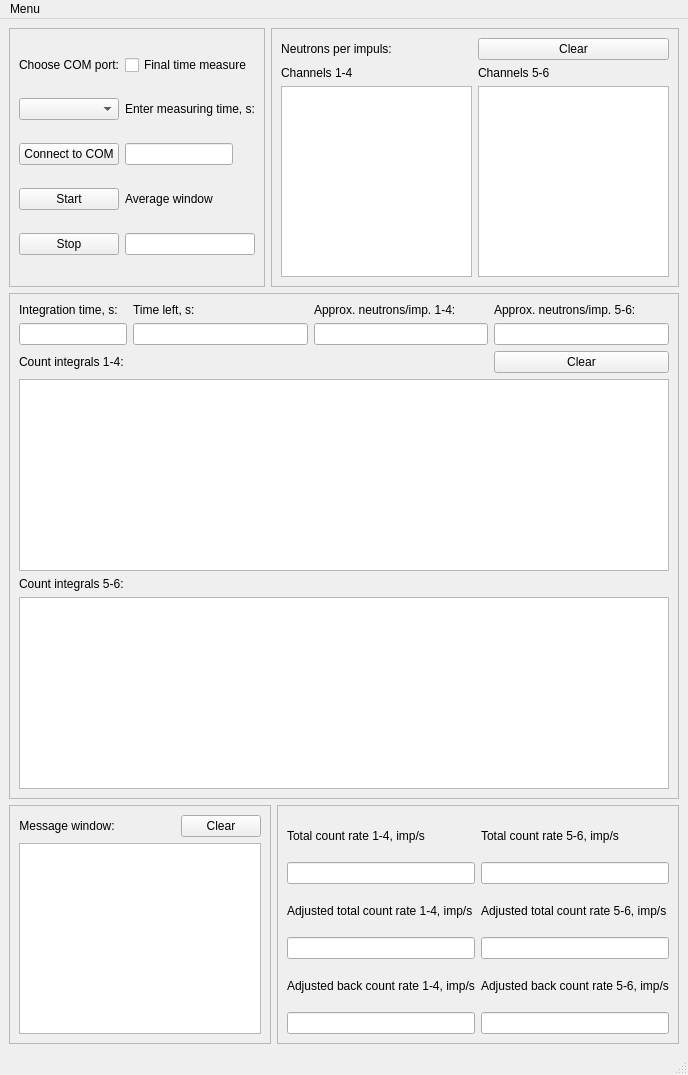
Before: the Qt Designer form caller.ui in goodvin360/pivn_app, drawn with Qt 5.
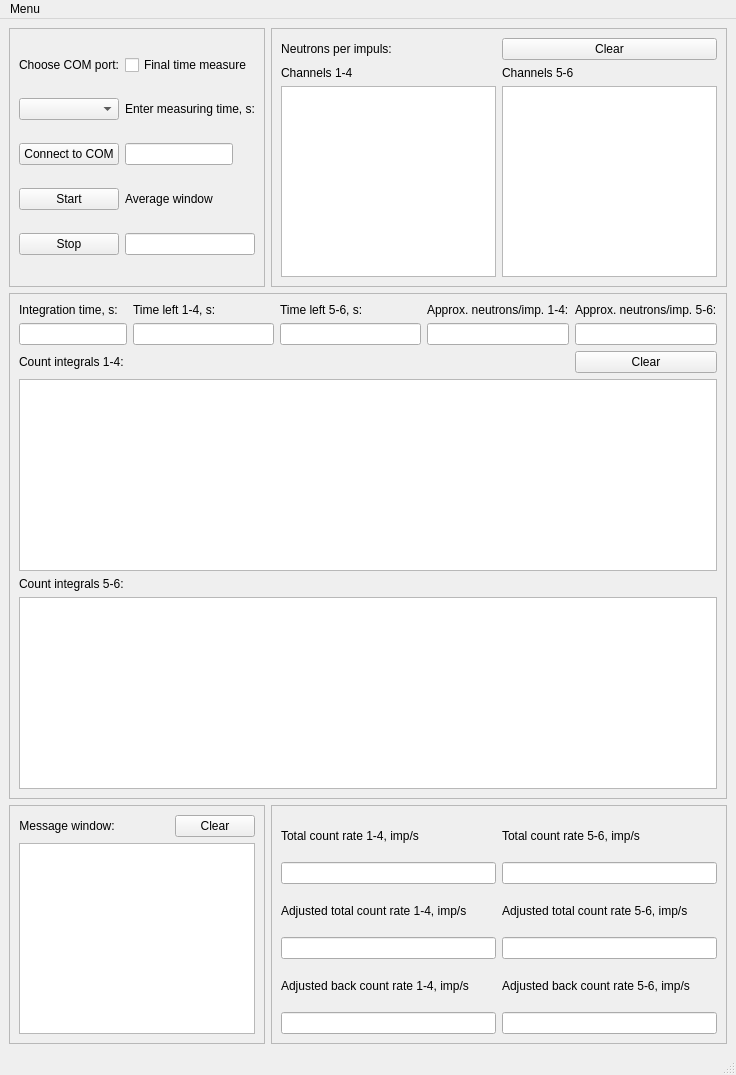
After: the same form once the commit is applied.

Commit message: 11.03.2025 home 1 Release 22.5: - const flux functional for rough channel is improved - left time for rough channel is added - gui updated

Diff of the .ui file:
```diff
--- a/caller.ui
+++ b/caller.ui
@@ -6,7 +6,7 @@
    <rect>
     <x>0</x>
     <y>0</y>
-    <width>648</width>
+    <width>736</width>
     <height>1075</height>
    </rect>
   </property>
@@ -26,7 +26,7 @@
    <string>MainWindow</string>
   </property>
   <widget class="QWidget" name="centralwidget">
-   <layout class="QGridLayout" name="gridLayout">
+   <layout class="QGridLayout" name="gridLayout_2">
     <item row="0" column="0">
      <widget class="QFrame" name="frame_4">
       <property name="frameShape">
@@ -144,7 +144,7 @@
       </layout>
      </widget>
     </item>
-    <item row="0" column="1" colspan="2">
+    <item row="0" column="1">
      <widget class="QFrame" name="frame_5">
       <property name="sizePolicy">
        <sizepolicy hsizetype="Preferred" vsizetype="Preferred">
@@ -228,7 +228,7 @@
       </layout>
      </widget>
     </item>
-    <item row="1" column="0" colspan="3">
+    <item row="1" column="0" colspan="2">
      <widget class="QFrame" name="frame_6">
       <property name="sizePolicy">
        <sizepolicy hsizetype="Preferred" vsizetype="Preferred">
@@ -242,7 +242,63 @@
       <property name="frameShadow">
        <enum>QFrame::Raised</enum>
       </property>
-      <layout class="QGridLayout" name="gridLayout_8">
+      <layout class="QGridLayout" name="gridLayout">
+       <item row="0" column="0">
+        <widget class="QLabel" name="label_7">
+         <property name="sizePolicy">
+          <sizepolicy hsizetype="Minimum" vsizetype="Preferred">
+           <horstretch>0</horstretch>
+           <verstretch>0</verstretch>
+          </sizepolicy>
+         </property>
+         <property name="layoutDirection">
+          <enum>Qt::LeftToRight</enum>
+         </property>
+         <property name="text">
+          <string>Integration time, s:</string>
+         </property>
+        </widget>
+       </item>
+       <item row="0" column="1">
+        <widget class="QLabel" name="label_15">
+         <property name="text">
+          <string>Time left 1-4, s:</string>
+         </property>
+        </widget>
+       </item>
+       <item row="0" column="2">
+        <widget class="QLabel" name="label_3">
+         <property name="text">
+          <string>Time left 5-6, s:</string>
+         </property>
+        </widget>
+       </item>
+       <item row="0" column="3">
+        <widget class="QLabel" name="label_8">
+         <property name="sizePolicy">
+          <sizepolicy hsizetype="Minimum" vsizetype="Preferred">
+           <horstretch>0</horstretch>
+           <verstretch>0</verstretch>
+          </sizepolicy>
+         </property>
+         <property name="text">
+          <string>Approx. neutrons/imp. 1-4:</string>
+         </property>
+        </widget>
+       </item>
+       <item row="0" column="4">
+        <widget class="QLabel" name="label_22">
+         <property name="sizePolicy">
+          <sizepolicy hsizetype="Minimum" vsizetype="Preferred">
+           <horstretch>0</horstretch>
+           <verstretch>0</verstretch>
+          </sizepolicy>
+         </property>
+         <property name="text">
+          <string>Approx. neutrons/imp. 5-6:</string>
+         </property>
+        </widget>
+       </item>
        <item row="1" column="0">
         <widget class="QLineEdit" name="lineEdit_5">
          <property name="sizePolicy">
@@ -256,7 +312,31 @@
          </property>
         </widget>
        </item>
+       <item row="1" column="1">
+        <widget class="QLineEdit" name="lineEdit_10">
+         <property name="alignment">
+          <set>Qt::AlignRight|Qt::AlignTrailing|Qt::AlignVCenter</set>
+         </property>
+        </widget>
+       </item>
+       <item row="1" column="2">
+        <widget class="QLineEdit" name="lineEdit_7">
+         <property name="alignment">
+          <set>Qt::AlignRight|Qt::AlignTrailing|Qt::AlignVCenter</set>
+         </property>
+        </widget>
+       </item>
        <item row="1" column="3">
+        <widget class="QLineEdit" name="lineEdit_6">
+         <property name="focusPolicy">
+          <enum>Qt::StrongFocus</enum>
+         </property>
+         <property name="alignment">
+          <set>Qt::AlignRight|Qt::AlignTrailing|Qt::AlignVCenter</set>
+         </property>
+        </widget>
+       </item>
+       <item row="1" column="4">
         <widget class="QLineEdit" name="lineEdit_14">
          <property name="alignment">
           <set>Qt::AlignRight|Qt::AlignTrailing|Qt::AlignVCenter</set>
@@ -270,66 +350,16 @@
          </property>
         </widget>
        </item>
-       <item row="2" column="3">
+       <item row="2" column="4">
         <widget class="QPushButton" name="pushButton_12">
          <property name="text">
           <string>Clear</string>
          </property>
         </widget>
        </item>
-       <item row="0" column="2">
-        <widget class="QLabel" name="label_8">
-         <property name="sizePolicy">
-          <sizepolicy hsizetype="Minimum" vsizetype="Preferred">
-           <horstretch>0</horstretch>
-           <verstretch>0</verstretch>
-          </sizepolicy>
-         </property>
-         <property name="text">
-          <string>Approx. neutrons/imp. 1-4:</string>
-         </property>
-        </widget>
-       </item>
-       <item row="1" column="2">
-        <widget class="QLineEdit" name="lineEdit_6">
-         <property name="focusPolicy">
-          <enum>Qt::StrongFocus</enum>
-         </property>
-         <property name="alignment">
-          <set>Qt::AlignRight|Qt::AlignTrailing|Qt::AlignVCenter</set>
-         </property>
-        </widget>
-       </item>
-       <item row="3" column="0" colspan="4">
+       <item row="3" column="0" colspan="5">
         <widget class="QTextBrowser" name="textBrowser_3"/>
        </item>
-       <item row="1" column="1">
-        <widget class="QLineEdit" name="lineEdit_10">
-         <property name="alignment">
-          <set>Qt::AlignRight|Qt::AlignTrailing|Qt::AlignVCenter</set>
-         </property>
-        </widget>
-       </item>
-       <item row="0" column="3">
-        <widget class="QLabel" name="label_22">
-         <property name="sizePolicy">
-          <sizepolicy hsizetype="Minimum" vsizetype="Preferred">
-           <horstretch>0</horstretch>
-           <verstretch>0</verstretch>
-          </sizepolicy>
-         </property>
-         <property name="text">
-          <string>Approx. neutrons/imp. 5-6:</string>
-         </property>
-        </widget>
-       </item>
-       <item row="0" column="1">
-        <widget class="QLabel" name="label_15">
-         <property name="text">
-          <string>Time left, s:</string>
-         </property>
-        </widget>
-       </item>
        <item row="4" column="0">
         <widget class="QLabel" name="label_19">
          <property name="text">
@@ -337,29 +367,13 @@
          </property>
         </widget>
        </item>
-       <item row="0" column="0">
-        <widget class="QLabel" name="label_7">
-         <property name="sizePolicy">
-          <sizepolicy hsizetype="Minimum" vsizetype="Preferred">
-           <horstretch>0</horstretch>
-           <verstretch>0</verstretch>
-          </sizepolicy>
-         </property>
-         <property name="layoutDirection">
-          <enum>Qt::LeftToRight</enum>
-         </property>
-         <property name="text">
-          <string>Integration time, s:</string>
-         </property>
-        </widget>
-       </item>
-       <item row="5" column="0" colspan="4">
+       <item row="5" column="0" colspan="5">
         <widget class="QTextBrowser" name="textBrowser_4"/>
        </item>
       </layout>
      </widget>
     </item>
-    <item row="2" column="0" colspan="2">
+    <item row="2" column="0">
      <widget class="QFrame" name="frame">
       <property name="sizePolicy">
        <sizepolicy hsizetype="Preferred" vsizetype="Preferred">
@@ -435,7 +449,7 @@
       </layout>
      </widget>
     </item>
-    <item row="2" column="2">
+    <item row="2" column="1">
      <widget class="QFrame" name="frame_7">
       <property name="sizePolicy">
        <sizepolicy hsizetype="Preferred" vsizetype="Preferred">
@@ -544,7 +558,7 @@
     <rect>
      <x>0</x>
      <y>0</y>
-     <width>648</width>
+     <width>736</width>
      <height>21</height>
     </rect>
    </property>
```
Left out of the diff: 148 changed lines with no effect on the pictures. The commit also changes 8 other files.
